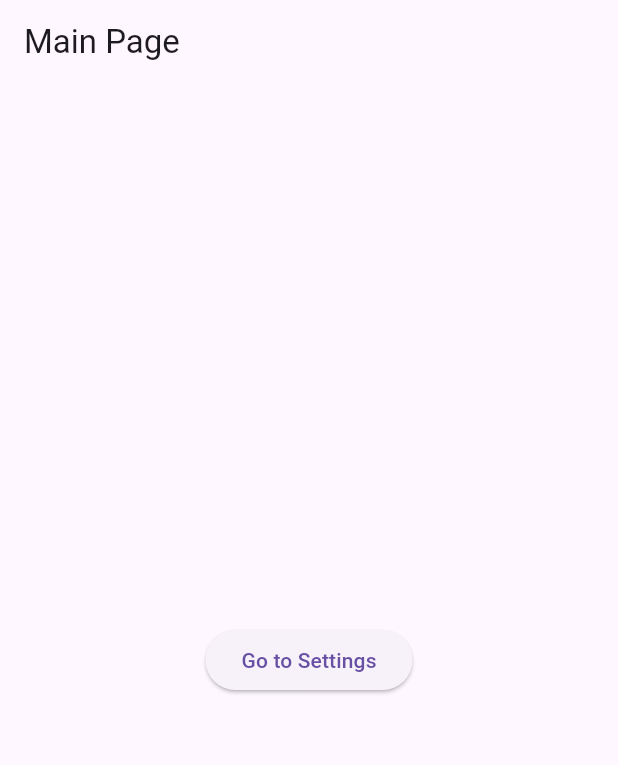
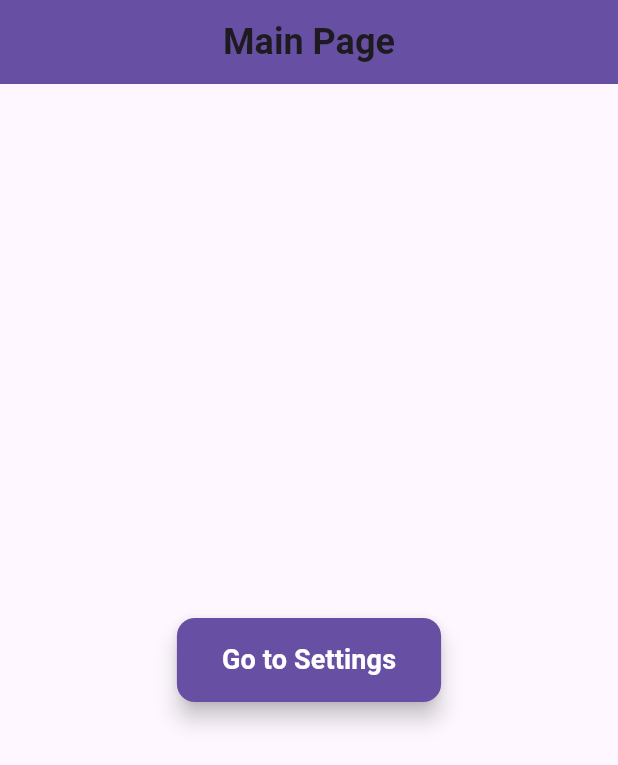
Before and after one commit to mwelmel/quiz_state_management, a Flutter app: the screen it shows after launch, on a phone screen of 412 x 824 dp. Shown: the top 765 px of the screen. Run offline on Flutter 3.47's test engine with Material 3 defaults, Android fonts, the phone set to English and light mode, and no system bars; our stand-ins replace google_fonts.

Commit message:
berubah berubah

```diff
--- a/lib/main.dart
+++ b/lib/main.dart
@@ -22,6 +22,7 @@ class MyApp extends StatelessWidget {
         textTheme: themeProvider.textTheme, // Apply the dynamic text theme here
       ),
       home: MainPage(),
+      debugShowCheckedModeBanner: false, // Remove debug banner
     );
   }
 }
@@ -31,10 +32,29 @@ class MainPage extends StatelessWidget {
   Widget build(BuildContext context) {
     return Scaffold(
       appBar: AppBar(
-        title: Text('Main Page'),
+        title: Text(
+          'Main Page',
+          style: TextStyle(
+            fontWeight: FontWeight.bold,
+            fontSize: 24,
+          ),
+        ),
+        centerTitle: true,
+        backgroundColor: Theme.of(context).primaryColor,
+        elevation: 4.0,
       ),
       body: Center(
+        child: Padding(
+          padding: const EdgeInsets.all(16.0),
           child: ElevatedButton(
+            style: ElevatedButton.styleFrom(
+              backgroundColor: Theme.of(context).primaryColor,
+              padding: EdgeInsets.symmetric(horizontal: 30, vertical: 15),
+              shape: RoundedRectangleBorder(
+                borderRadius: BorderRadius.circular(12),
+              ),
+              elevation: 6,
+            ),
             onPressed: () {
               // Navigate to SettingsScreen
               Navigator.push(
@@ -42,7 +62,15 @@ class MainPage extends StatelessWidget {
                 MaterialPageRoute(builder: (context) => SettingsScreen()),
               );
             },
-          child: Text('Go to Settings'),
+            child: Text(
+              'Go to Settings',
+              style: TextStyle(
+                fontSize: 18,
+                fontWeight: FontWeight.w600,
+                color: Colors.white,
+              ),
+            ),
+          ),
         ),
       ),
     );
```
Lines whose indentation alone changed are shown as unchanged.
